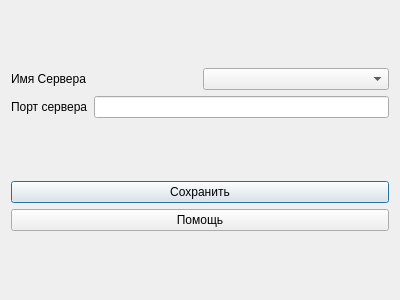
The window that Nayda/serversettings.ui (Mar94oK/Nayda) describes before a commit, drawn with Qt 5.
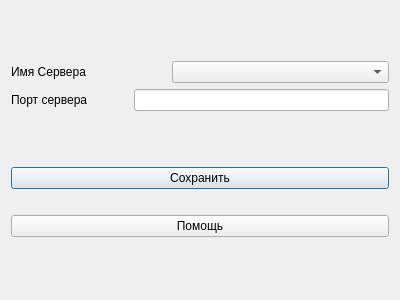
The same window after the commit.

```diff
--- a/Nayda/serversettings.ui
+++ b/Nayda/serversettings.ui
@@ -20,13 +20,58 @@
       <layout class="QHBoxLayout" name="horizontalLayout">
        <item>
         <widget class="QLabel" name="lbl_Servername">
+         <property name="sizePolicy">
+          <sizepolicy hsizetype="Minimum" vsizetype="Preferred">
+           <horstretch>0</horstretch>
+           <verstretch>0</verstretch>
+          </sizepolicy>
+         </property>
          <property name="text">
           <string>Имя Сервера</string>
          </property>
         </widget>
        </item>
        <item>
-        <widget class="QComboBox" name="cmbx_ServerName"/>
+        <spacer name="horizontalSpacer_2">
+         <property name="orientation">
+          <enum>Qt::Horizontal</enum>
+         </property>
+         <property name="sizeType">
+          <enum>QSizePolicy::Ignored</enum>
+         </property>
+         <property name="sizeHint" stdset="0">
+          <size>
+           <width>40</width>
+           <height>20</height>
+          </size>
+         </property>
+        </spacer>
+       </item>
+       <item>
+        <spacer name="horizontalSpacer_3">
+         <property name="orientation">
+          <enum>Qt::Horizontal</enum>
+         </property>
+         <property name="sizeType">
+          <enum>QSizePolicy::Ignored</enum>
+         </property>
+         <property name="sizeHint" stdset="0">
+          <size>
+           <width>40</width>
+           <height>20</height>
+          </size>
+         </property>
+        </spacer>
+       </item>
+       <item>
+        <widget class="QComboBox" name="cmbx_ServerName">
+         <property name="sizePolicy">
+          <sizepolicy hsizetype="Expanding" vsizetype="Fixed">
+           <horstretch>0</horstretch>
+           <verstretch>0</verstretch>
+          </sizepolicy>
+         </property>
+        </widget>
        </item>
       </layout>
      </item>
@@ -34,13 +79,42 @@
       <layout class="QHBoxLayout" name="horizontalLayout_2">
        <item>
         <widget class="QLabel" name="lbl_ServerPort">
+         <property name="sizePolicy">
+          <sizepolicy hsizetype="Minimum" vsizetype="Preferred">
+           <horstretch>0</horstretch>
+           <verstretch>0</verstretch>
+          </sizepolicy>
+         </property>
          <property name="text">
           <string>Порт сервера</string>
          </property>
         </widget>
        </item>
        <item>
-        <widget class="QLineEdit" name="lineEdit_ServerName"/>
+        <spacer name="horizontalSpacer">
+         <property name="orientation">
+          <enum>Qt::Horizontal</enum>
+         </property>
+         <property name="sizeType">
+          <enum>QSizePolicy::Ignored</enum>
+         </property>
+         <property name="sizeHint" stdset="0">
+          <size>
+           <width>40</width>
+           <height>20</height>
+          </size>
+         </property>
+        </spacer>
+       </item>
+       <item>
+        <widget class="QLineEdit" name="lineEdit_ServerName">
+         <property name="sizePolicy">
+          <sizepolicy hsizetype="Expanding" vsizetype="Fixed">
+           <horstretch>0</horstretch>
+           <verstretch>0</verstretch>
+          </sizepolicy>
+         </property>
+        </widget>
        </item>
       </layout>
      </item>
@@ -55,6 +129,22 @@
        </property>
       </widget>
      </item>
+     <item>
+      <widget class="QLabel" name="lbl_MessageForUser">
+       <property name="sizePolicy">
+        <sizepolicy hsizetype="Maximum" vsizetype="Maximum">
+         <horstretch>0</horstretch>
+         <verstretch>0</verstretch>
+        </sizepolicy>
+       </property>
+       <property name="text">
+        <string/>
+       </property>
+       <property name="alignment">
+        <set>Qt::AlignCenter</set>
+       </property>
+      </widget>
+     </item>
      <item>
       <widget class="QPushButton" name="btn_Help">
        <property name="text">
```
